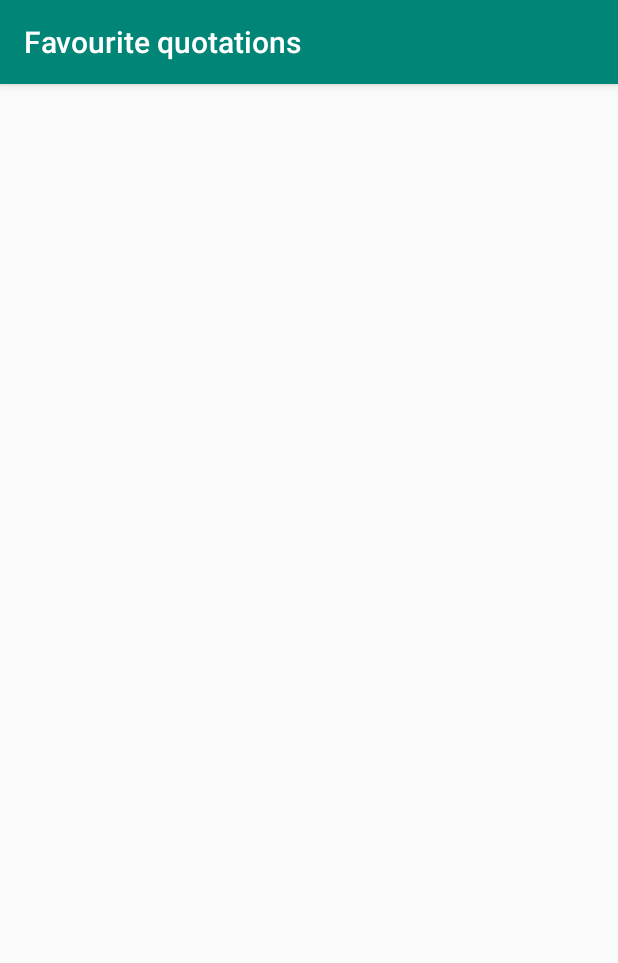
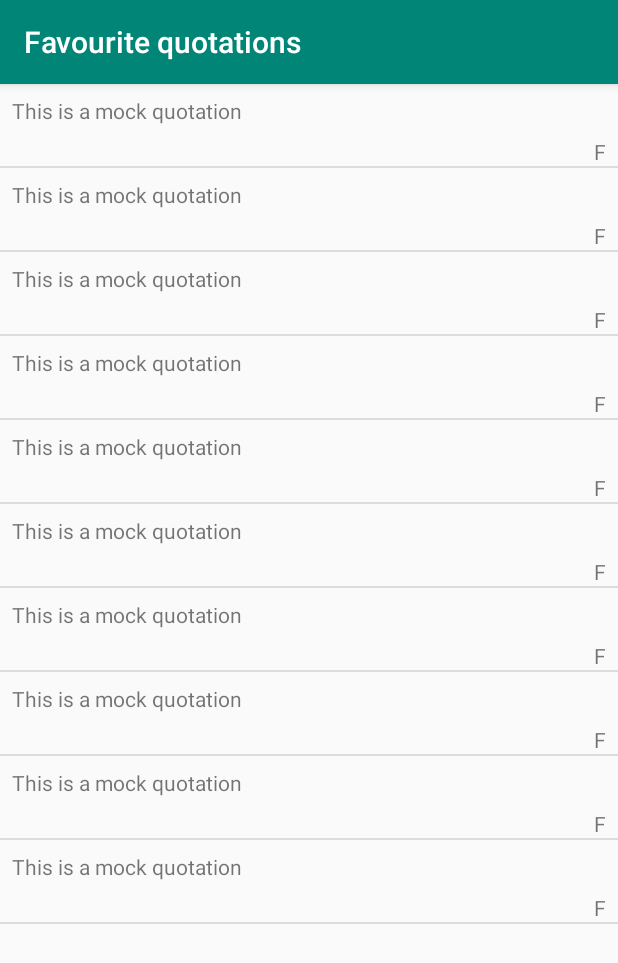
Before and after one commit to Kyru/DADM, an Android app: the FavouriteActivity screen opened directly, with no data from a screen before it, on a phone screen of 412 x 824 dp. Shown: the top 963 px of the screen. Run offline under Robolectric (Android 15) with nearby library versions, the phone set to English and light mode, and no system bars.

Commit message:
2B_2 ListView implemented

```diff
--- a/app/src/main/java/fyq/example/labdadm/labs/FavouriteActivity.java
+++ b/app/src/main/java/fyq/example/labdadm/labs/FavouriteActivity.java
@@ -5,6 +5,11 @@ import android.net.Uri;
 import android.support.v7.app.AppCompatActivity;
 import android.os.Bundle;
 import android.view.View;
+import android.widget.ListView;
+
+import java.util.ArrayList;
+
+import fyq.example.labdadm.labs.QuotationMethods.QuotationArrayAdapter;
 
 public class FavouriteActivity extends AppCompatActivity {
 
@@ -14,6 +19,11 @@ public class FavouriteActivity extends AppCompatActivity {
         super.onCreate(savedInstanceState);
         setContentView(R.layout.activity_favourite);
 
+        QuotationArrayAdapter quotationArrayAdapter =
+                new QuotationArrayAdapter(this, R.layout.quotation_list_row, getMockQuotations());
+
+        ListView listView = findViewById(R.id.lv_quotations);
+        listView.setAdapter(quotationArrayAdapter);
 
     }
 
@@ -29,4 +39,15 @@ public class FavouriteActivity extends AppCompatActivity {
             startActivity(intent);
         }
     }
+
+    public ArrayList<Quotation> getMockQuotations(){
+
+        ArrayList<Quotation> mockListQuotation = new ArrayList<>();
+        Quotation mockQuotation = new Quotation("This is a mock quotation", "F");
+        for (int i = 0; i < 10; i++){
+            mockListQuotation.add(mockQuotation);
+        }
+        return mockListQuotation;
+    }
+
 }
--- a/app/src/main/java/fyq/example/labdadm/labs/QuotationMethods/QuotationArrayAdapter.java
+++ b/app/src/main/java/fyq/example/labdadm/labs/QuotationMethods/QuotationArrayAdapter.java
@@ -19,7 +19,7 @@ public class QuotationArrayAdapter extends ArrayAdapter {
 
     public QuotationArrayAdapter(Context context, int layout, List<Quotation> quotationList){
         super(context, layout, quotationList);
-        layout = this.layout;
+        this.layout = layout;
 
     }
 
@@ -68,12 +68,13 @@ public class QuotationArrayAdapter extends ArrayAdapter {
         TextView tv_quoteAuthor = resViewHolder.getTv_quoteAuthor();
         TextView tv_quoteText = resViewHolder.getTv_quoteText();
 
-        //resViewHolder.setTv_quoteAuthor(this.getItem(position));
+        Quotation quotation = (Quotation) getItem(position);
+        tv_quoteAuthor.setText(quotation.getQuoteAuthor());
+        tv_quoteText.setText(quotation.getQuoteText());
 
-
+        return view;
 
 
     }
 
 }
-}
```
